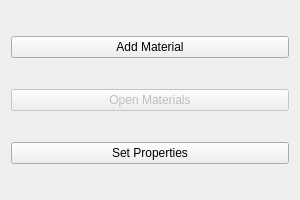
Old version of the form slabProperties_layout.ui in the repository Haudkozaur/masterThesis.
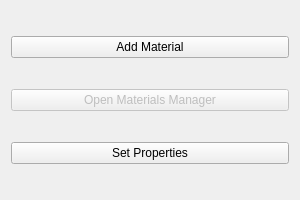
New version of the form.

What changed in the file:
```diff
--- a/slabProperties_layout.ui
+++ b/slabProperties_layout.ui
@@ -27,7 +27,7 @@
       <bool>false</bool>
      </property>
      <property name="text">
-      <string>Open Materials</string>
+      <string>Open Materials Manager</string>
      </property>
      <property name="checkable">
       <bool>false</bool>
```
